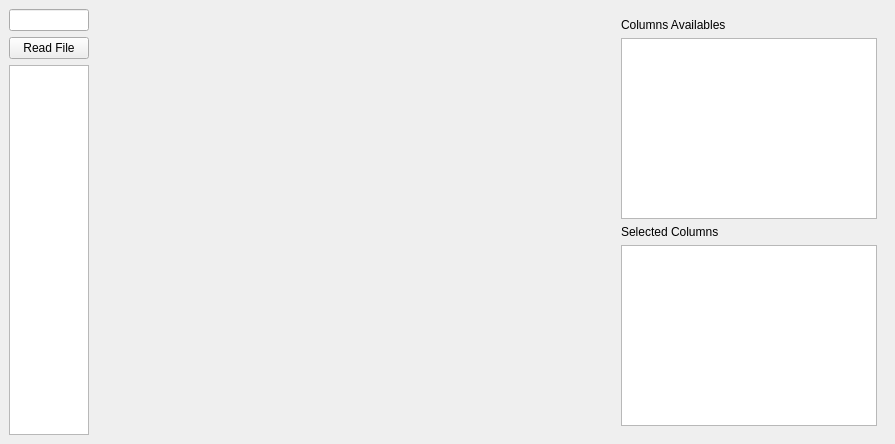
First picture: the form in dirty/window.ui, repository HaraldHeitmann/Pybi, before the edit.
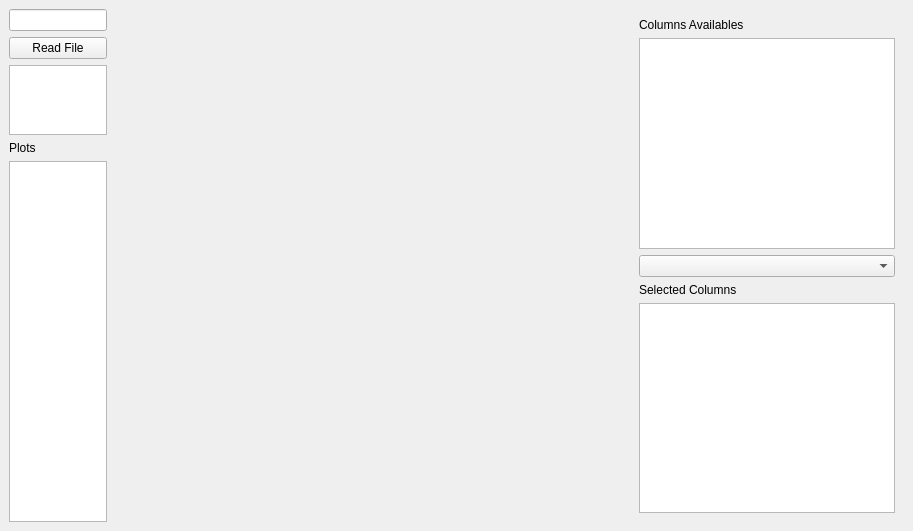
Second picture: the form after the edit.

Commit message: upgrade ui for further plot functionality

The edit to the form file:
```diff
--- a/dirty/window.ui
+++ b/dirty/window.ui
@@ -6,7 +6,7 @@
    <rect>
     <x>0</x>
     <y>0</y>
-    <width>825</width>
+    <width>913</width>
     <height>444</height>
    </rect>
   </property>
@@ -31,6 +31,16 @@
         </property>
        </widget>
       </item>
+      <item>
+       <widget class="QListWidget" name="plotList"/>
+      </item>
+      <item>
+       <widget class="QLabel" name="label_3">
+        <property name="text">
+         <string>Plots</string>
+        </property>
+       </widget>
+      </item>
       <item>
        <widget class="QListWidget" name="dfList">
         <property name="sizePolicy">
@@ -91,6 +101,9 @@
        <item>
         <widget class="QListWidget" name="colList"/>
        </item>
+       <item>
+        <widget class="QComboBox" name="plotBox"/>
+       </item>
        <item>
         <widget class="QLabel" name="label_2">
          <property name="text">
```
